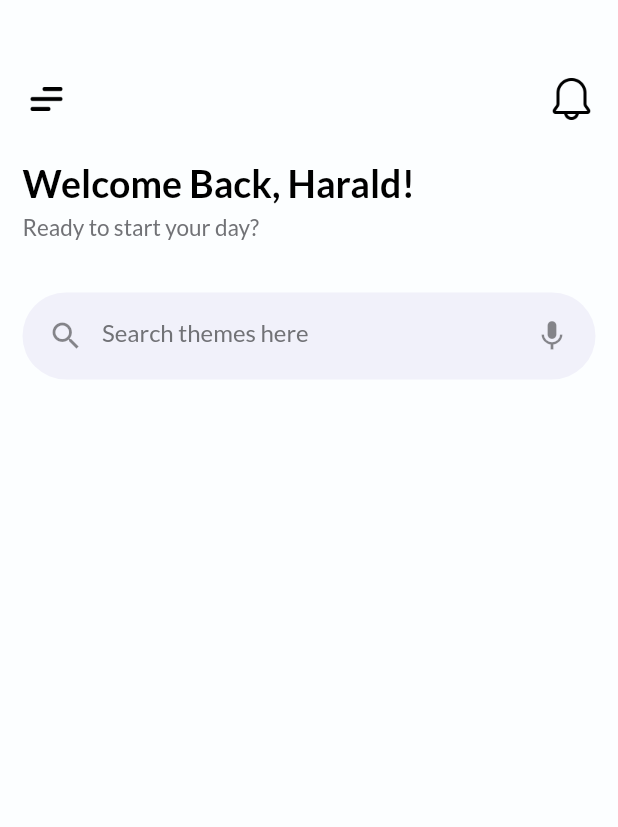
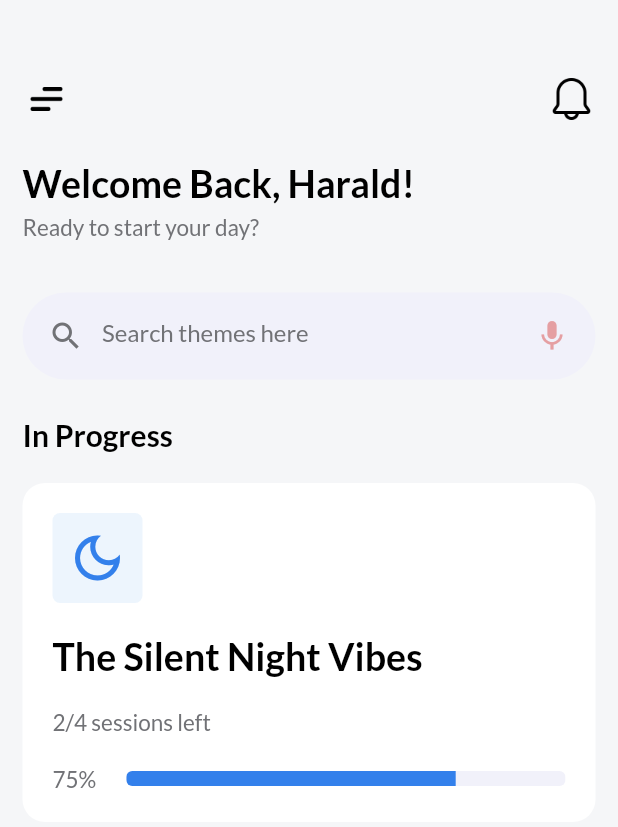
Before and after one commit to HenryUdorji/flutterMeditationUI, a Flutter app: the screen it shows after launch, on a phone screen of 412 x 824 dp. Shown: the top 827 px of the screen. Run offline on Flutter 3.47's test engine with Material 2 defaults, Android fonts, the phone set to English and light mode, and no system bars.

Commit message:
InProgressSection done

```diff
--- a/lib/colors.dart
+++ b/lib/colors.dart
@@ -2,7 +2,7 @@
 import 'package:flutter/material.dart';
 
 class Colors {
-  static Color backgroundColor = const Color(0xFFFCFEFF);
+  static Color backgroundColor = const Color(0xFFF5F6F8);
   static Color accentColor = const Color(0xFF3380EB);
   static Color grayColor = const Color(0xFFF1F1FA);
   static Color recordColor = const Color(0xFFE59FA2);
--- a/lib/main.dart
+++ b/lib/main.dart
@@ -52,8 +52,104 @@ class _MyHomePageState extends State<MyHomePage> {
             TopSection(),
             SizedBox(height: 25,),
             WelcomeSection(),
+            SizedBox(height: 25,),
+            InProgressSection()
           ],
         ),
+      ),
+    );
+  }
+}
+
+class InProgressSection extends StatelessWidget {
+  const InProgressSection({Key? key}) : super(key: key);
+
+  @override
+  Widget build(BuildContext context) {
+    return Padding(
+      padding: const EdgeInsets.only(left: 15, right: 15),
+      child: Column(
+        crossAxisAlignment: CrossAxisAlignment.start,
+        children: [
+          const Text(
+            'In Progress',
+            style: TextStyle(
+              color: Colors.black,
+              fontWeight: FontWeight.bold,
+              fontSize: 20,
+            ),
+          ),
+          const SizedBox(height: 20,),
+          Container(
+            //width: double.infinity,
+            padding: const EdgeInsets.all(20),
+            decoration: BoxDecoration(
+              color: Colors.white,
+              borderRadius: BorderRadius.circular(15),
+            ),
+            child: Column(
+              crossAxisAlignment: CrossAxisAlignment.start,
+              children: [
+                Container(
+                  decoration: BoxDecoration(
+                      color: colors.Colors.iconBackgroundColor,
+                      borderRadius: BorderRadius.circular(5)
+                  ),
+                  padding: const EdgeInsets.all(10),
+                  child: Icon(
+                    Icons.dark_mode_outlined,
+                    color: colors.Colors.accentColor,
+                    size: 40,
+                  ),
+                ),
+                const SizedBox(height: 20,),
+                const Text(
+                  'The Silent Night Vibes',
+                  style: TextStyle(
+                    color: Colors.black,
+                    fontWeight: FontWeight.bold,
+                    fontSize: 25,
+                  ),
+                ),
+                const SizedBox(height: 20,),
+                Text(
+                  '2/4 sessions left',
+                  style: TextStyle(
+                    color: colors.Colors.secondaryTextColor,
+                    fontWeight: FontWeight.normal,
+                    fontSize: 15,
+                  ),
+                ),
+                const SizedBox(height: 20,),
+                Row(
+                  mainAxisAlignment: MainAxisAlignment.spaceBetween,
+                  children: [
+                    Text(
+                      '75%',
+                      style: TextStyle(
+                        color: colors.Colors.secondaryTextColor,
+                        fontWeight: FontWeight.normal,
+                        fontSize: 15,
+                      ),
+                    ),
+                    const SizedBox(width: 20,),
+                    Expanded(
+                      child: ClipRRect(
+                        borderRadius: BorderRadius.circular(4),
+                        child: LinearProgressIndicator(
+                          value: 0.75,
+                          color: colors.Colors.accentColor,
+                          backgroundColor: colors.Colors.grayColor,
+                          minHeight: 10,
+                        ),
+                      ),
+                    )
+                  ],
+                )
+              ],
+            ),
+          )
+        ],
       ),
     );
   }
@@ -72,25 +168,28 @@ class WelcomeSection extends StatelessWidget {
           const Text(
             'Welcome Back, Harald!',
             style: TextStyle(
-                color: Colors.black,
-                fontWeight: FontWeight.bold,
-                fontSize: 25,
+              color: Colors.black,
+              fontWeight: FontWeight.bold,
+              fontSize: 25,
             ),
           ),
-          const SizedBox(height: 5,),
+          const SizedBox(
+            height: 5,
+          ),
           Text(
             'Ready to start your day?',
             style: TextStyle(
-              color: colors.Colors.secondaryTextColor,
+                color: colors.Colors.secondaryTextColor,
                 fontWeight: FontWeight.normal,
                 fontSize: 15),
           ),
-          const SizedBox(height: 35,),
+          const SizedBox(
+            height: 35,
+          ),
           Container(
             padding: const EdgeInsets.all(5),
             decoration: BoxDecoration(
               color: colors.Colors.grayColor,
-              shape: BoxShape.rectangle,
               borderRadius: BorderRadius.circular(30),
             ),
             child: TextField(
@@ -100,8 +199,14 @@ class WelcomeSection extends StatelessWidget {
               decoration: InputDecoration(
                 hintText: 'Search themes here',
                 hintStyle: TextStyle(color: colors.Colors.secondaryTextColor),
-                prefixIcon: const Icon(Icons.search),
-                suffixIcon: const Icon(Icons.mic),
+                prefixIcon: Icon(
+                  Icons.search,
+                  color: colors.Colors.secondaryTextColor,
+                ),
+                suffixIcon: Icon(
+                  Icons.mic,
+                  color: colors.Colors.recordColor,
+                ),
                 border: InputBorder.none,
               ),
             ),
```
